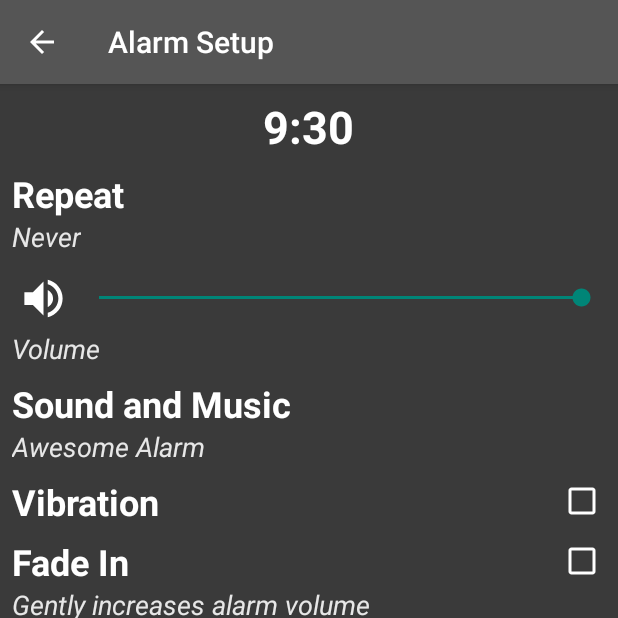
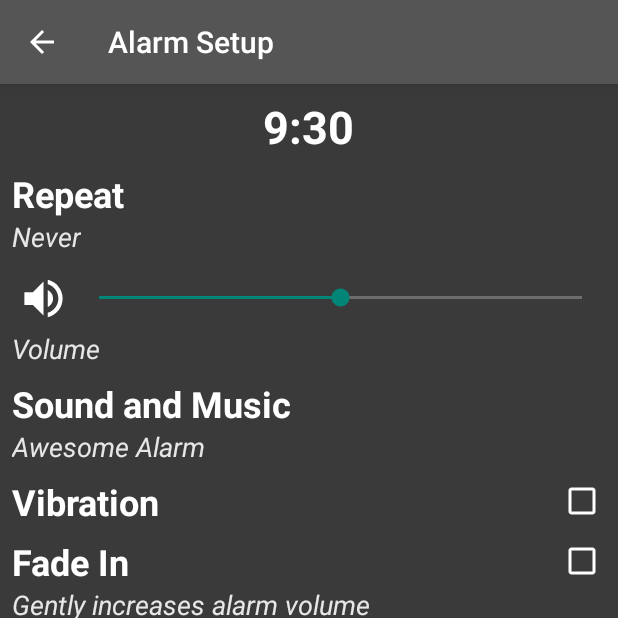
Before and after one commit to sohel2178/RushInAlarm, an Android app: the AddAlarmActivity screen opened directly, with no data from a screen before it, on a phone screen of 412 x 824 dp, the top half of it. Run offline under Robolectric (Android 15) with nearby library versions, the phone set to English and light mode, and no system bars.

Commit message:
6th Commit

```diff
--- a/app/src/main/java/com/example/sohel/rushinalarm/Activities/AddAlarmActivity.java
+++ b/app/src/main/java/com/example/sohel/rushinalarm/Activities/AddAlarmActivity.java
@@ -114,6 +114,8 @@ public class AddAlarmActivity extends BaseDetailActivity implements View.OnClick
             ckbFadeIn.setChecked(true);
         }
 
+        volSeekbar.setProgress(data.getVolume());
+
 
     }
 
@@ -157,8 +159,10 @@ public class AddAlarmActivity extends BaseDetailActivity implements View.OnClick
             public void onProgressChanged(SeekBar seekBar, int i, boolean b) {
                 if(data!=null){
                     data.setVolume(i);
+                    Log.d("TTTT",i+"");
+
                 }
-                volSeekbar.setProgress(data.getVolume(),true);
+                //volSeekbar.setProgress(data.getVolume(),true);
             }
 
             @Override
```
